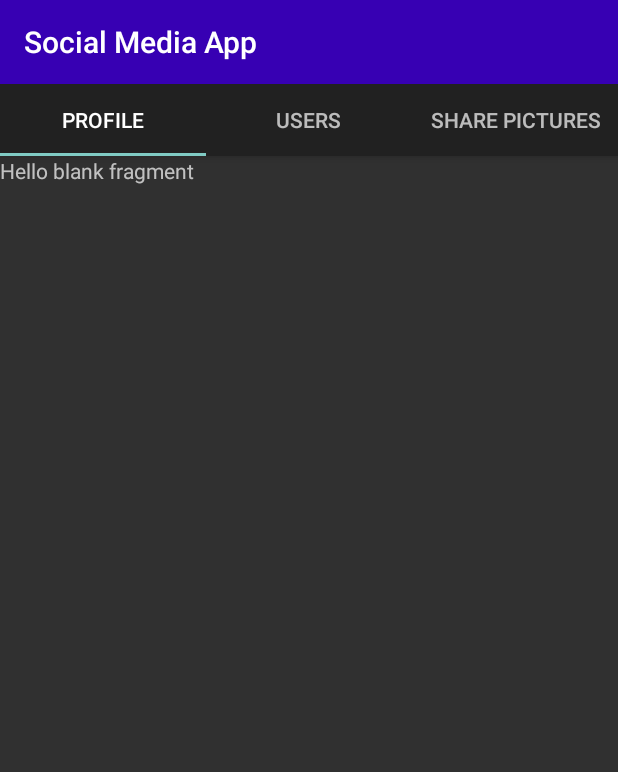
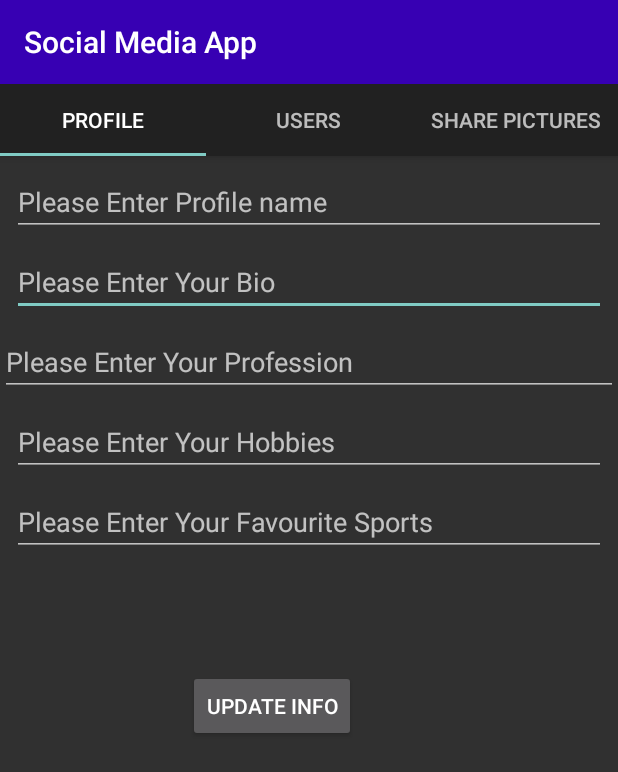
Before and after one commit to nibchee/InstagramClone, an Android app: the ProfileTab screen opened directly, with no data from a screen before it, on a phone screen of 412 x 824 dp. Shown: the top 772 px of the screen. Run offline under Robolectric (Android 15) with nearby library versions, the phone set to English and light mode, and no system bars; libraries missing offline, so code that uses them is left out: com.parse, com.shashank.sony; 6 statements that could not run were skipped.

Commit message:
Profile Tab is completeed

```diff
--- a/app/src/main/java/com/example/instagramclone/ProfileTab.java
+++ b/app/src/main/java/com/example/instagramclone/ProfileTab.java
@@ -7,58 +7,98 @@ import androidx.fragment.app.Fragment;
 import android.view.LayoutInflater;
 import android.view.View;
 import android.view.ViewGroup;
+import android.widget.Button;
+import android.widget.EditText;
+import android.widget.Toast;
 
-/**
- * A simple {@link Fragment} subclass.
- * Use the {@link ProfileTab#newInstance} factory method to
- * create an instance of this fragment.
- */
-public class ProfileTab extends Fragment {
+import com.parse.ParseException;
+import com.parse.ParseUser;
+import com.parse.SaveCallback;
+import com.shashank.sony.fancytoastlib.FancyToast;
 
-    // TODO: Rename parameter arguments, choose names that match
-    // the fragment initialization parameters, e.g. ARG_ITEM_NUMBER
-    private static final String ARG_PARAM1 = "param1";
-    private static final String ARG_PARAM2 = "param2";
+public class ProfileTab extends Fragment
+{
+    private EditText edtProfileName,edtProfileBio,edtProfileProfession,edtprofileHobbies,edtprofilefavSports;
+    private Button btnUpdateInfo;
 
-    // TODO: Rename and change types of parameters
-    private String mParam1;
-    private String mParam2;
 
     public ProfileTab() {
-        // Required empty public constructor
-    }
+        }
 
-    /**
-     * Use this factory method to create a new instance of
-     * this fragment using the provided parameters.
-     *
-     * @param param1 Parameter 1.
-     * @param param2 Parameter 2.
-     * @return A new instance of fragment ProfileTab.
-     */
-    // TODO: Rename and change types and number of parameters
-    public static ProfileTab newInstance(String param1, String param2) {
-        ProfileTab fragment = new ProfileTab();
-        Bundle args = new Bundle();
-        args.putString(ARG_PARAM1, param1);
-        args.putString(ARG_PARAM2, param2);
-        fragment.setArguments(args);
-        return fragment;
-    }
-
-    @Override
-    public void onCreate(Bundle savedInstanceState) {
-        super.onCreate(savedInstanceState);
-        if (getArguments() != null) {
-            mParam1 = getArguments().getString(ARG_PARAM1);
-            mParam2 = getArguments().getString(ARG_PARAM2);
-        }
-    }
-
-    @Override
     public View onCreateView(LayoutInflater inflater, ViewGroup container,
                              Bundle savedInstanceState) {
         // Inflate the layout for this fragment
-        return inflater.inflate(R.layout.fragment_profile_tab, container, false);
+        //si,ilar to setcontent view
+        View view= inflater.inflate(R.layout.fragment_profile_tab, container, false);
+        edtProfileName=view.findViewById(R.id.edtProfileNmae);//view contains our iu componenets
+        edtProfileBio=view.findViewById(R.id.edtProfileBio);
+        edtProfileProfession=view.findViewById(R.id.edtProfileProfession);
+        edtprofileHobbies=view.findViewById(R.id.edtProfilehobbies);
+        edtprofilefavSports=view.findViewById(R.id.edtprofilefavouriteSport);
+
+        btnUpdateInfo=view.findViewById(R.id.btnupdateProfileInfo);
+
+        //To save data to the server
+
+        final ParseUser parseUser=ParseUser.getCurrentUser();
+
+        if(parseUser.get("profileName")==null)
+            edtProfileName.setText("");
+        else
+            edtProfileName.setText(parseUser.get("profileName")+"");
+
+        if(parseUser.get("profileBio")==null)
+            edtProfileBio.setText("");
+        else
+        edtProfileBio.setText(parseUser.get("profileBio")+"");
+
+        if(parseUser.get("profileProfession")==null)
+            edtProfileProfession.setText("");
+        else
+            edtProfileProfession.setText(parseUser.get("profileProfession")+"");
+
+        if(parseUser.get("profileHobbies")==null)
+            edtprofileHobbies.setText("");
+        else
+            edtprofileHobbies.setText(parseUser.get("profileHobbies")+"");
+
+        if(parseUser.get("profileFavSports")==null)
+            edtprofilefavSports.setText("");
+        else
+            edtprofilefavSports.setText(parseUser.get("profileFavSports")+"");
+
+
+
+        btnUpdateInfo.setOnClickListener(new View.OnClickListener() {
+            @Override
+            public void onClick(View v)
+            {
+                parseUser.put("profileName",edtProfileName.getText().toString());
+                parseUser.put("profileBio",edtProfileBio.getText().toString());
+                parseUser.put("profileProfession",edtProfileProfession.getText().toString());
+                parseUser.put("profileHobbies",edtprofileHobbies.getText().toString());
+                parseUser.put("profileFavSports",edtprofilefavSports.getText().toString());
+
+                parseUser.saveInBackground(new SaveCallback() {
+                    @Override
+                    public void done(ParseException e)
+                    {
+                        if(e==null)
+                        {
+                            FancyToast.makeText(getContext(), "Info Updated", Toast.LENGTH_SHORT, FancyToast.SUCCESS, false).show();
+                        }
+                        else
+                            {
+                                FancyToast.makeText(getContext(), e.getMessage(), Toast.LENGTH_SHORT, FancyToast.ERROR, false).show();
+                        }
+
+
+                    }
+                });
+
+            }
+        });
+
+        return view;
     }
 }
--- a/app/src/main/res/layout/fragment_profile_tab.xml
+++ b/app/src/main/res/layout/fragment_profile_tab.xml
@@ -1,14 +1,98 @@
 <?xml version="1.0" encoding="utf-8"?>
-<FrameLayout xmlns:android="http://schemas.android.com/apk/res/android"
+<androidx.constraintlayout.widget.ConstraintLayout
+    xmlns:android="http://schemas.android.com/apk/res/android"
+    xmlns:app="http://schemas.android.com/apk/res-auto"
     xmlns:tools="http://schemas.android.com/tools"
     android:layout_width="match_parent"
     android:layout_height="match_parent"
     tools:context=".ProfileTab">
 
-    <!-- TODO: Update blank fragment layout -->
-    <TextView
-        android:layout_width="match_parent"
-        android:layout_height="match_parent"
-        android:text="@string/hello_blank_fragment" />
 
-</FrameLayout>
+    <EditText
+        android:id="@+id/edtProfileBio"
+        android:layout_width="0dp"
+        android:layout_height="wrap_content"
+        android:layout_marginStart="8dp"
+        android:layout_marginTop="8dp"
+        android:layout_marginEnd="8dp"
+        android:ems="10"
+        android:hint="Please Enter Your Bio"
+        android:inputType="textPersonName"
+        app:layout_constraintEnd_toEndOf="parent"
+        app:layout_constraintHorizontal_bias="0.0"
+        app:layout_constraintStart_toStartOf="parent"
+        app:layout_constraintTop_toBottomOf="@+id/edtProfileNmae" />
+
+    <EditText
+        android:id="@+id/edtProfilehobbies"
+        android:layout_width="0dp"
+        android:layout_height="wrap_content"
+        android:layout_marginStart="8dp"
+        android:layout_marginTop="8dp"
+        android:layout_marginEnd="8dp"
+        android:ems="10"
+        android:hint="Please Enter Your Hobbies"
+        android:inputType="textPersonName"
+        app:layout_constraintEnd_toEndOf="parent"
+        app:layout_constraintHorizontal_bias="0.0"
+        app:layout_constraintStart_toStartOf="parent"
+        app:layout_constraintTop_toBottomOf="@+id/edtProfileProfession" />
+
+    <EditText
+        android:id="@+id/edtprofilefavouriteSport"
+        android:layout_width="0dp"
+        android:layout_height="wrap_content"
+        android:layout_marginStart="8dp"
+        android:layout_marginTop="8dp"
+        android:layout_marginEnd="8dp"
+        android:ems="10"
+        android:hint="Please Enter Your Favourite Sports"
+        android:inputType="textPersonName"
+        app:layout_constraintEnd_toEndOf="parent"
+        app:layout_constraintHorizontal_bias="0.0"
+        app:layout_constraintStart_toStartOf="parent"
+        app:layout_constraintTop_toBottomOf="@+id/edtProfilehobbies" />
+
+    <EditText
+        android:id="@+id/edtProfileNmae"
+        android:layout_width="0dp"
+        android:layout_height="wrap_content"
+        android:layout_marginStart="8dp"
+        android:layout_marginTop="8dp"
+        android:layout_marginEnd="8dp"
+        android:ems="10"
+        android:hint="Please Enter Profile name"
+        android:inputType="textPersonName"
+        app:layout_constraintEnd_toEndOf="parent"
+        app:layout_constraintHorizontal_bias="0.0"
+        app:layout_constraintStart_toStartOf="parent"
+        app:layout_constraintTop_toTopOf="parent" />
+
+    <EditText
+        android:id="@+id/edtProfileProfession"
+        android:layout_width="0dp"
+        android:layout_height="wrap_content"
+        android:layout_marginTop="8dp"
+        android:ems="10"
+        android:hint="Please Enter Your Profession"
+        android:inputType="textPersonName"
+        app:layout_constraintEnd_toEndOf="parent"
+        app:layout_constraintHorizontal_bias="0.0"
+        app:layout_constraintStart_toStartOf="parent"
+        app:layout_constraintTop_toBottomOf="@+id/edtProfileBio" />
+
+    <Button
+        android:id="@+id/btnupdateProfileInfo"
+        android:layout_width="wrap_content"
+        android:layout_height="wrap_content"
+        android:layout_marginStart="8dp"
+        android:layout_marginTop="8dp"
+        android:layout_marginEnd="8dp"
+        android:text="Update Info"
+        app:layout_constraintBottom_toBottomOf="parent"
+        app:layout_constraintEnd_toEndOf="parent"
+        app:layout_constraintHorizontal_bias="0.414"
+        app:layout_constraintStart_toStartOf="parent"
+        app:layout_constraintTop_toBottomOf="@+id/edtprofilefavouriteSport"
+        app:layout_constraintVertical_bias="0.171" />
+</androidx.constraintlayout.widget.ConstraintLayout>
--- a/app/src/main/res/layout/fragment_share_picture_tab.xml
+++ b/app/src/main/res/layout/fragment_share_picture_tab.xml
@@ -1,5 +1,6 @@
 <?xml version="1.0" encoding="utf-8"?>
-<FrameLayout xmlns:android="http://schemas.android.com/apk/res/android"
+<androidx.constraintlayout.widget.ConstraintLayout
+    xmlns:android="http://schemas.android.com/apk/res/android"
     xmlns:tools="http://schemas.android.com/tools"
     android:layout_width="match_parent"
     android:layout_height="match_parent"
@@ -11,4 +12,4 @@
         android:layout_height="match_parent"
         android:text="@string/hello_blank_fragment" />
 
-</FrameLayout>
+</androidx.constraintlayout.widget.ConstraintLayout>
--- a/app/src/main/res/layout/fragment_users_tab.xml
+++ b/app/src/main/res/layout/fragment_users_tab.xml
@@ -1,5 +1,6 @@
 <?xml version="1.0" encoding="utf-8"?>
-<FrameLayout xmlns:android="http://schemas.android.com/apk/res/android"
+<androidx.constraintlayout.widget.ConstraintLayout
+    xmlns:android="http://schemas.android.com/apk/res/android"
     xmlns:tools="http://schemas.android.com/tools"
     android:layout_width="match_parent"
     android:layout_height="match_parent"
@@ -11,4 +12,4 @@
         android:layout_height="match_parent"
         android:text="@string/hello_blank_fragment" />
 
-</FrameLayout>
+</androidx.constraintlayout.widget.ConstraintLayout>
```
